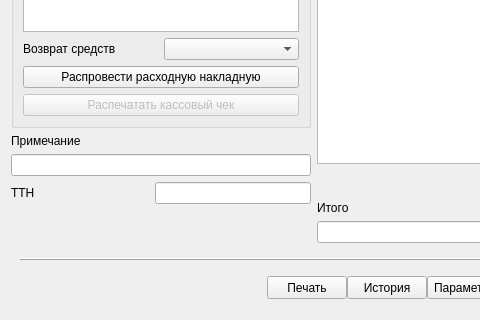
This is tabsale.ui in solderercb/snap_crm as Qt 5 draws it before an edit; both pictures show x 0 to 480 and y 628 to 948 of the 1176 by 948 pixel window. The edited form follows.
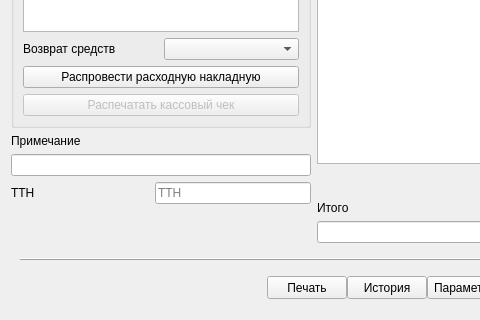
This is the edited form. Custom widgets are drawn as their Qt base class.

Diff of the .ui file:
```diff
--- a/tabsale.ui
+++ b/tabsale.ui
@@ -523,7 +523,11 @@
           </widget>
          </item>
          <item row="12" column="1">
-          <widget class="SLineEdit" name="lineEditTrack"/>
+          <widget class="SLineEdit" name="lineEditTrack">
+           <property name="placeholderText">
+            <string>ТТН</string>
+           </property>
+          </widget>
          </item>
          <item row="13" column="0" colspan="2">
           <spacer name="verticalSpacer">
```
